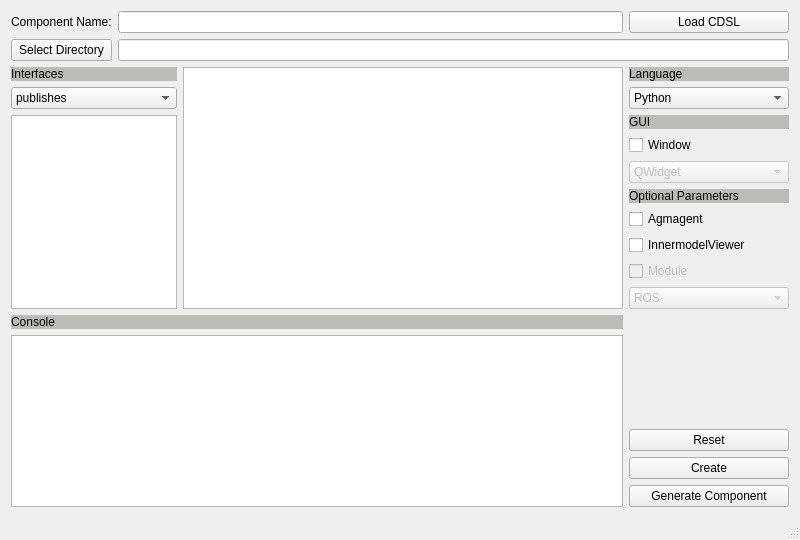
Before: the Qt Designer form robocompdsl-gui/gui.ui in robocomp/tools, drawn with Qt 5.
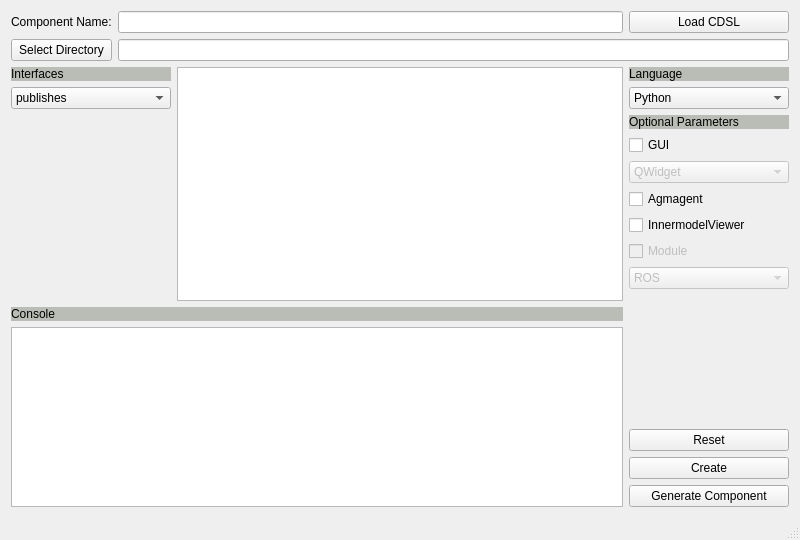
After: the same form once the commit is applied. Custom widgets are drawn as their Qt base class.

```diff
--- a/robocompdsl-gui/gui.ui
+++ b/robocompdsl-gui/gui.ui
@@ -33,26 +33,21 @@
   </property>
   <widget class="QWidget" name="centralWidget">
    <layout class="QGridLayout" name="gridLayout">
-    <item row="11" column="3">
-     <widget class="QComboBox" name="modulesComboBox">
+    <item row="5" column="3">
+     <widget class="QCheckBox" name="guiCheckBox">
+      <property name="text">
+       <string>GUI</string>
+      </property>
+     </widget>
+    </item>
+    <item row="9" column="3">
+     <widget class="QCheckBox" name="moduleCheckBox">
       <property name="enabled">
        <bool>false</bool>
       </property>
-      <item>
-       <property name="text">
-        <string>ROS</string>
-       </property>
-      </item>
-      <item>
-       <property name="text">
-        <string>Opencv2</string>
-       </property>
-      </item>
-      <item>
-       <property name="text">
-        <string>PCL</string>
-       </property>
-      </item>
+      <property name="text">
+       <string>Module</string>
+      </property>
      </widget>
     </item>
     <item row="2" column="3">
@@ -84,107 +79,6 @@
       </property>
      </widget>
     </item>
-    <item row="9" column="3">
-     <widget class="QCheckBox" name="innermodelCheckBox">
-      <property name="text">
-       <string>InnermodelViewer</string>
-      </property>
-     </widget>
-    </item>
-    <item row="10" column="3">
-     <widget class="QCheckBox" name="moduleCheckBox">
-      <property name="enabled">
-       <bool>false</bool>
-      </property>
-      <property name="text">
-       <string>Module</string>
-      </property>
-     </widget>
-    </item>
-    <item row="5" column="3">
-     <widget class="QCheckBox" name="guiCheckBox">
-      <property name="text">
-       <string>Window</string>
-      </property>
-     </widget>
-    </item>
-    <item row="2" column="2" rowspan="11">
-     <widget class="QTextEdit" name="mainTextEdit">
-      <property name="minimumSize">
-       <size>
-        <width>440</width>
-        <height>0</height>
-       </size>
-      </property>
-      <property name="maximumSize">
-       <size>
-        <width>16777215</width>
-        <height>16777215</height>
-       </size>
-      </property>
-      <property name="html">
-       <string>&lt;!DOCTYPE HTML PUBLIC &quot;-//W3C//DTD HTML 4.0//EN&quot; &quot;http://www.w3.org/TR/REC-html40/strict.dtd&quot;&gt;
-&lt;html&gt;&lt;head&gt;&lt;meta name=&quot;qrichtext&quot; content=&quot;1&quot; /&gt;&lt;style type=&quot;text/css&quot;&gt;
-p, li { white-space: pre-wrap; }
-&lt;/style&gt;&lt;/head&gt;&lt;body style=&quot; font-family:'Ubuntu'; font-size:11pt; font-weight:400; font-style:normal;&quot;&gt;
-&lt;p style=&quot;-qt-paragraph-type:empty; margin-top:0px; margin-bottom:0px; margin-left:0px; margin-right:0px; -qt-block-indent:0; text-indent:0px;&quot;&gt;&lt;br /&gt;&lt;/p&gt;&lt;/body&gt;&lt;/html&gt;</string>
-      </property>
-     </widget>
-    </item>
-    <item row="4" column="0" rowspan="9" colspan="2">
-     <widget class="QTextEdit" name="listWidget"/>
-    </item>
-    <item row="12" column="3" rowspan="3">
-     <spacer name="verticalSpacer">
-      <property name="orientation">
-       <enum>Qt::Vertical</enum>
-      </property>
-      <property name="sizeHint" stdset="0">
-       <size>
-        <width>20</width>
-        <height>40</height>
-       </size>
-      </property>
-     </spacer>
-    </item>
-    <item row="6" column="3">
-     <widget class="QComboBox" name="guiComboBox">
-      <property name="enabled">
-       <bool>false</bool>
-      </property>
-      <item>
-       <property name="text">
-        <string>QWidget</string>
-       </property>
-      </item>
-      <item>
-       <property name="text">
-        <string>QDialog</string>
-       </property>
-      </item>
-      <item>
-       <property name="text">
-        <string>QMainWindow</string>
-       </property>
-      </item>
-     </widget>
-    </item>
-    <item row="7" column="3">
-     <widget class="QLabel" name="optionalLabel">
-      <property name="maximumSize">
-       <size>
-        <width>16777215</width>
-        <height>18</height>
-       </size>
-      </property>
-      <property name="styleSheet">
-       <string notr="true">background-color: rgb(186, 189, 182);</string>
-      </property>
-      <property name="text">
-       <string>Optional Parameters</string>
-      </property>
-     </widget>
-    </item>
     <item row="3" column="0" colspan="2">
      <widget class="QComboBox" name="communicationsComboBox">
       <item>
@@ -216,22 +110,6 @@
       </property>
      </widget>
     </item>
-    <item row="4" column="3">
-     <widget class="QLabel" name="guiLabel">
-      <property name="maximumSize">
-       <size>
-        <width>16777215</width>
-        <height>18</height>
-       </size>
-      </property>
-      <property name="styleSheet">
-       <string notr="true">background-color: rgb(186, 189, 182);</string>
-      </property>
-      <property name="text">
-       <string>GUI</string>
-      </property>
-     </widget>
-    </item>
     <item row="3" column="3">
      <widget class="QComboBox" name="languageComboBox">
       <item>
@@ -261,13 +139,6 @@
       </property>
      </widget>
     </item>
-    <item row="8" column="3">
-     <widget class="QCheckBox" name="agmagentCheckBox">
-      <property name="text">
-       <string>Agmagent</string>
-      </property>
-     </widget>
-    </item>
     <item row="17" column="3">
      <widget class="QPushButton" name="generateButton">
       <property name="text">
@@ -340,11 +211,121 @@
       </property>
      </widget>
     </item>
+    <item row="7" column="3">
+     <widget class="QCheckBox" name="agmagentCheckBox">
+      <property name="text">
+       <string>Agmagent</string>
+      </property>
+     </widget>
+    </item>
+    <item row="8" column="3">
+     <widget class="QCheckBox" name="innermodelCheckBox">
+      <property name="text">
+       <string>InnermodelViewer</string>
+      </property>
+     </widget>
+    </item>
+    <item row="4" column="3">
+     <widget class="QLabel" name="optionalLabel">
+      <property name="maximumSize">
+       <size>
+        <width>16777215</width>
+        <height>18</height>
+       </size>
+      </property>
+      <property name="styleSheet">
+       <string notr="true">background-color: rgb(186, 189, 182);</string>
+      </property>
+      <property name="text">
+       <string>Optional Parameters</string>
+      </property>
+     </widget>
+    </item>
+    <item row="6" column="3">
+     <widget class="QComboBox" name="guiComboBox">
+      <property name="enabled">
+       <bool>false</bool>
+      </property>
+      <item>
+       <property name="text">
+        <string>QWidget</string>
+       </property>
+      </item>
+      <item>
+       <property name="text">
+        <string>QDialog</string>
+       </property>
+      </item>
+      <item>
+       <property name="text">
+        <string>QMainWindow</string>
+       </property>
+      </item>
+     </widget>
+    </item>
+    <item row="10" column="3">
+     <widget class="QComboBox" name="modulesComboBox">
+      <property name="enabled">
+       <bool>false</bool>
+      </property>
+      <item>
+       <property name="text">
+        <string>ROS</string>
+       </property>
+      </item>
+      <item>
+       <property name="text">
+        <string>Opencv2</string>
+       </property>
+      </item>
+      <item>
+       <property name="text">
+        <string>PCL</string>
+       </property>
+      </item>
+     </widget>
+    </item>
+    <item row="11" column="3" rowspan="4">
+     <spacer name="verticalSpacer">
+      <property name="orientation">
+       <enum>Qt::Vertical</enum>
+      </property>
+      <property name="sizeHint" stdset="0">
+       <size>
+        <width>20</width>
+        <height>40</height>
+       </size>
+      </property>
+     </spacer>
+    </item>
+    <item row="2" column="2" rowspan="11">
+     <widget class="CodeEditor" name="mainTextEdit">
+      <property name="minimumSize">
+       <size>
+        <width>440</width>
+        <height>0</height>
+       </size>
+      </property>
+      <property name="maximumSize">
+       <size>
+        <width>16777215</width>
+        <height>16777215</height>
+       </size>
+      </property>
+     </widget>
+    </item>
    </layout>
   </widget>
   <widget class="QStatusBar" name="statusBar"/>
  </widget>
  <layoutdefault spacing="6" margin="11"/>
+ <customwidgets>
+  <customwidget>
+   <class>CodeEditor</class>
+   <extends>QTextEdit</extends>
+   <header location="global">codeeditor.h</header>
+  </customwidget>
+ </customwidgets>
  <resources/>
  <connections/>
 </ui>
```
